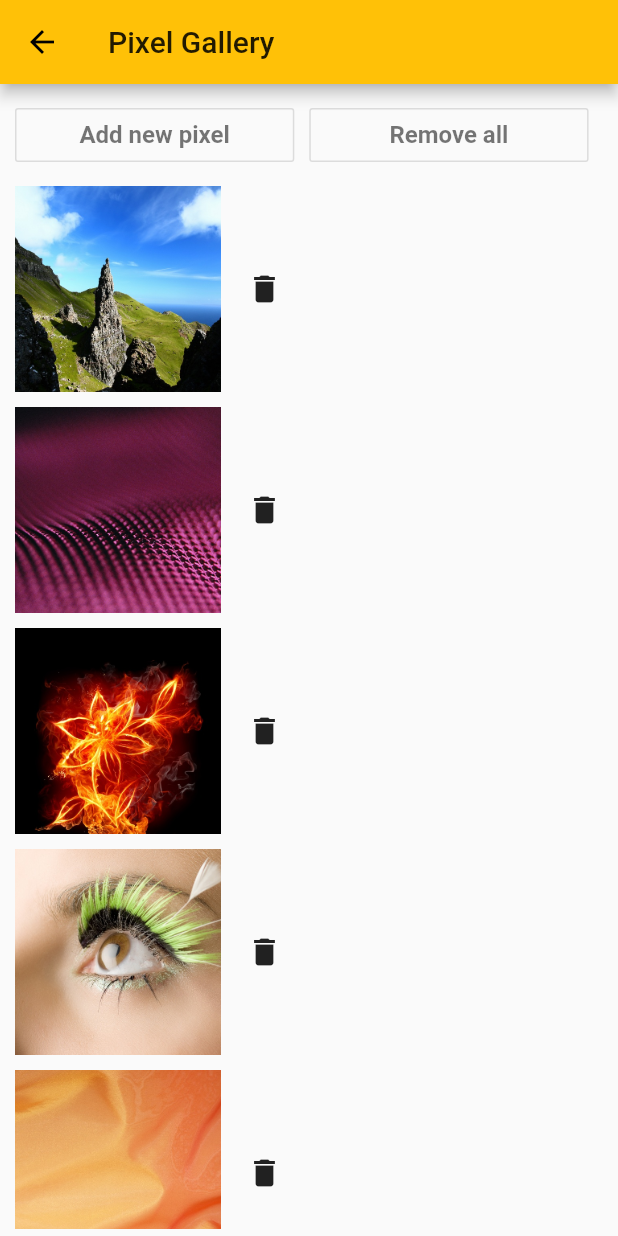
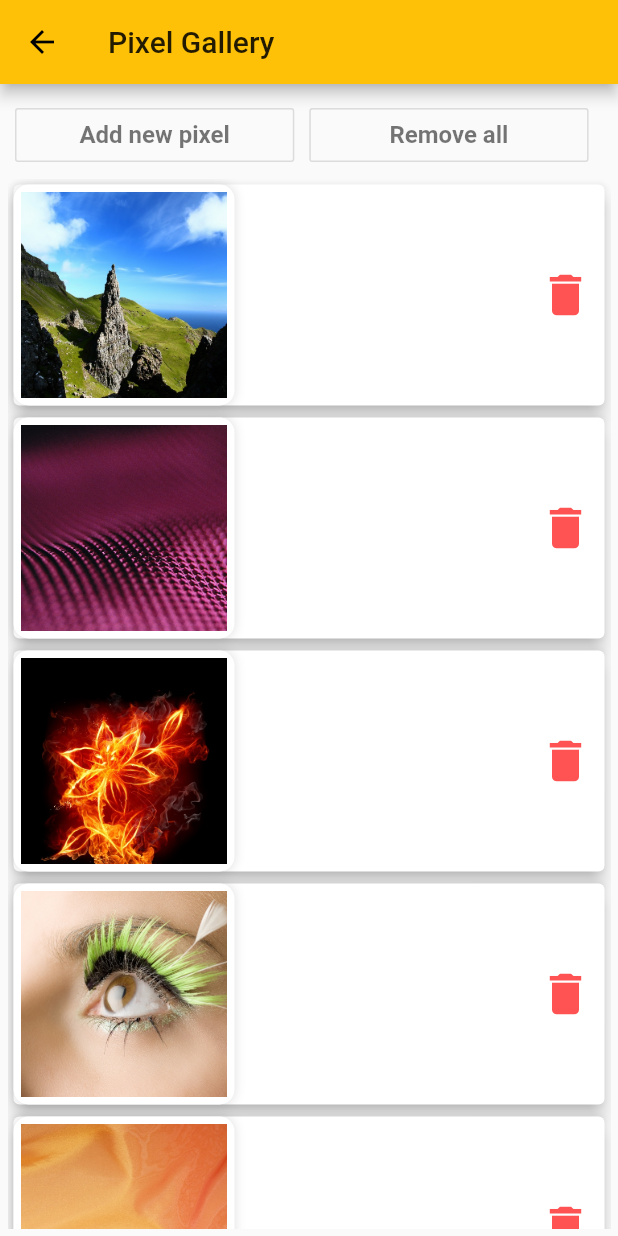
Before and after one commit to aminrd/ImagePixelerApps, a Flutter app: the Gallery screen opened by its route, on a phone screen of 412 x 824 dp. Run offline on Flutter 3.47's test engine with Material 2 defaults, Android fonts, the light colour scheme and no system bars; our stand-ins replace get_it, image_gallery_saver, image_picker, sqflite; accounts and stored records are empty; Roboto replaces fonts that are missing (Merriweather).

Commit message:
Adding cards to gallery listview

```diff
--- a/image_pixeler/lib/app_screens/About.dart
+++ b/image_pixeler/lib/app_screens/About.dart
@@ -36,6 +36,11 @@ class _AboutState extends State<About> {
                 child: new Image(image: AssetImage("assets/Artboard_after.jpg")),
                 padding: const EdgeInsets.all(2.0),
                 alignment: Alignment.center,
+                decoration: BoxDecoration(
+                  color: Colors.white,
+                  borderRadius: BorderRadius.circular(10),
+                  boxShadow: [BoxShadow(color: Colors.black12, blurRadius: 15)],
+                ),
               ),
               new Expanded(
                   flex: 1,
--- a/image_pixeler/lib/app_screens/Gallery.dart
+++ b/image_pixeler/lib/app_screens/Gallery.dart
@@ -98,20 +98,28 @@ List<Widget> getGalleryRows(double W){
 
 
   for(int i=0; i<8; i++){
-    Widget px_row = new Row(
-        mainAxisAlignment: MainAxisAlignment.start,
+    Widget px_row = new Card(
+      elevation: 5,
+      child: new Row(
+          mainAxisAlignment: MainAxisAlignment.spaceBetween,
           mainAxisSize: MainAxisSize.max,
           crossAxisAlignment: CrossAxisAlignment.center,
           children: <Widget>[
-          Container(child:Image(image: AssetImage("assets/Pixel$i.jpg"), width: W/3, height: W/3),padding: const EdgeInsets.all(5.0),),
+            Container(child:Image(image: AssetImage("assets/Pixel$i.jpg"),width: W/3, height: W/3), padding: const EdgeInsets.all(5.0), decoration: BoxDecoration(color: Colors.white, borderRadius: BorderRadius.circular(10), boxShadow: [BoxShadow(color: Colors.black12, blurRadius: 5)],),),
+
+            //TODO: add a column about the average pixel, or how does it look like in extreme case
             new IconButton(icon: Icon(Icons.delete),
+                iconSize: 36,
+                color: Colors.redAccent,
                 onPressed: (){
                   //var db_helper_del = DBHelper();
                   //db_helper_del.deletePixel(pixel);
                 }
             ),
           ]
+      )
     );
+
 
     row_list.add(px_row);
   }
--- a/image_pixeler/lib/models/Utility.dart
+++ b/image_pixeler/lib/models/Utility.dart
@@ -20,6 +20,7 @@ TextStyle button_text_styles_flat = new TextStyle(
 IMG.Image ImageConvertDart2Flutter(Image img){
   double W = img.width;
   double H = img.height;
+
 }
 
 Image ImageConvertFlutter2Dart(IMG.Image img){
```
Lines whose indentation alone changed are shown as unchanged.
